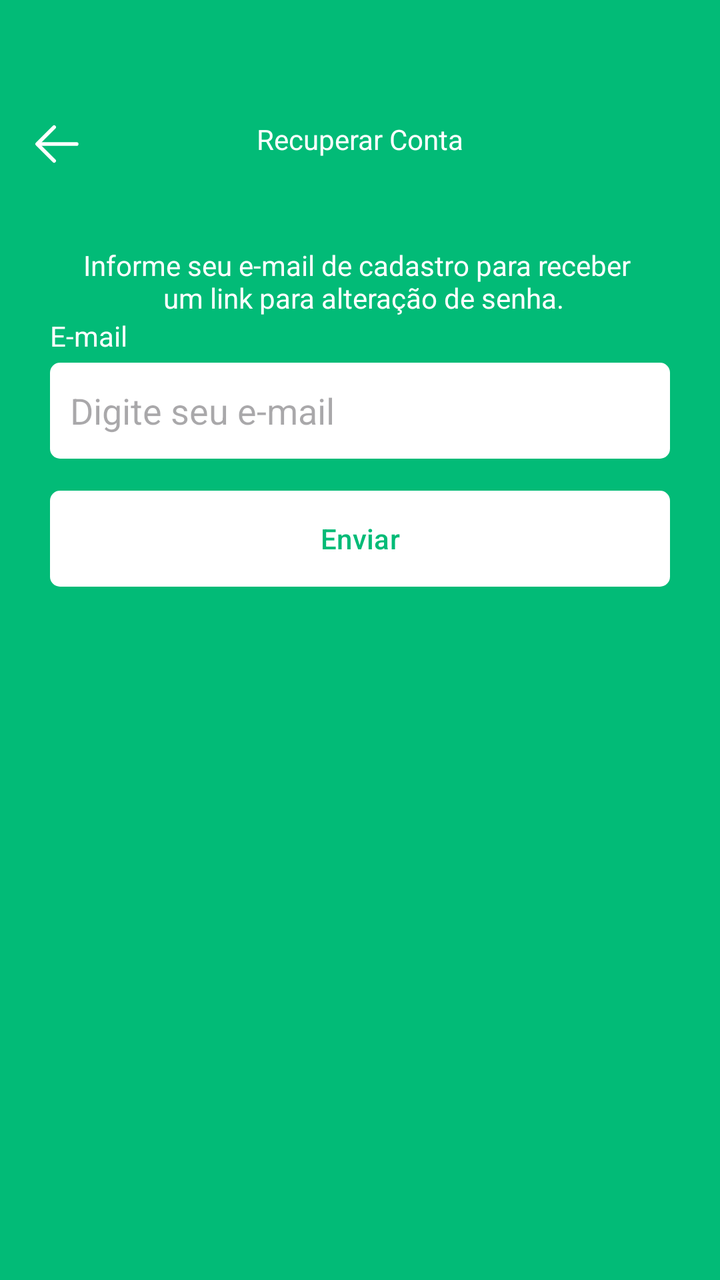
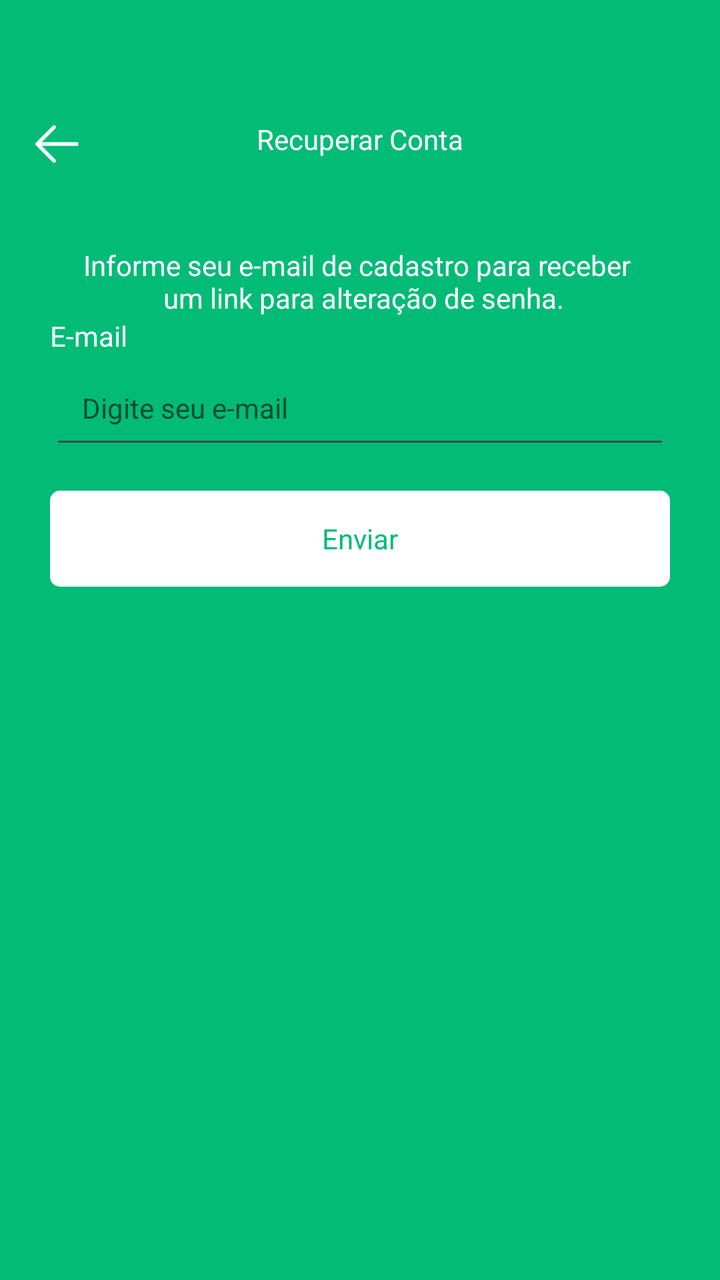

Two renders of the same Android screen: before a commit and after it. Below are the layout's source before the change and the commit's diff.
<!-- AndroidManifest.xml: application theme Theme.Task -->
<!-- res/layout/fragment_recover_account.xml -->
<?xml version="1.0" encoding="utf-8"?>
<ScrollView xmlns:android="http://schemas.android.com/apk/res/android"
    xmlns:tools="http://schemas.android.com/tools"
    android:layout_width="match_parent"
    android:layout_height="match_parent"
    xmlns:app="http://schemas.android.com/apk/res-auto"
    android:fillViewport="true"
    tools:context=".ui.auth.RecoverAccountFragment">

    <LinearLayout
        android:layout_width="match_parent"
        android:layout_height="wrap_content"
        android:orientation="vertical">

        <com.google.android.material.appbar.MaterialToolbar
            android:layout_width="match_parent"
            android:layout_height="wrap_content"
            android:id="@+id/toolbar"
            app:navigationIcon="@drawable/ic_back"
            android:paddingTop="40dp">
            <TextView
                android:layout_width="wrap_content"
                android:layout_height="wrap_content"
                android:text="Recuperar Conta"
                android:textColor="@color/white"
                android:layout_gravity="center_horizontal"
                android:padding="20dp"/>
        </com.google.android.material.appbar.MaterialToolbar>

        <LinearLayout
            android:id="@+id/LinearLayout2"
            android:layout_width="match_parent"
            android:layout_height="wrap_content"
            android:orientation="vertical"
            android:layout_marginHorizontal="25dp">

            <TextView
                android:layout_width="match_parent"
                android:layout_height="wrap_content"
                android:id="@+id/textViewMensagem"
                android:textColor="@color/white"
                android:textAlignment="center"
                android:layout_marginTop="24dp"
                android:text="Informe seu e-mail de cadastro para receber \n um link para alteração de senha."/>

            <TextView
                android:layout_width="wrap_content"
                android:layout_height="wrap_content"
                android:text="E-mail"
                android:textColor="@color/white"/>

            <EditText
                android:layout_width="match_parent"
                android:layout_height="48dp"
                android:hint="Digite seu e-mail"
                android:id="@+id/digiteEmail"
                android:inputType="textEmailAddress"
                android:padding="10dp"
                android:layout_marginTop="4dp"
                android:background="@drawable/bg_edit_text"/>


            <com.google.android.material.button.MaterialButton
                android:layout_width="match_parent"
                android:layout_height="wrap_content"
                android:text="Enviar"
                android:id="@+id/btnRegistrar"
                android:textColor="@color/color_default"
                app:backgroundTint="@null"
                android:background="@drawable/bg_btn"
                android:layout_marginTop="16dp"
                />
            <ProgressBar
                android:layout_width="wrap_content"
                android:layout_height="wrap_content"
                android:layout_marginTop="8dp"
                android:indeterminateTint="@color/white"
                android:layout_gravity="center"/>
        </LinearLayout>
    </LinearLayout>

</ScrollView>
<!-- resources referenced by this layout -->
<resources>
  <color name="color_default">#02BB77</color>
  <color name="white">#FFFFFFFF</color>
  <!-- drawable bg_btn (drawable) -->
  <?xml version="1.0" encoding="utf-8"?>
  <shape xmlns:android="http://schemas.android.com/apk/res/android"
      android:shape="rectangle">
  
      <solid android:color="@color/white"/>
      <corners android:radius="5dp"/>
  </shape>
  <!-- drawable bg_edit_text (drawable) -->
  <?xml version="1.0" encoding="utf-8"?>
  <shape xmlns:android="http://schemas.android.com/apk/res/android"
      android:shape="rectangle">
      <solid android:color="@color/white"/>
      <corners android:radius="5dp"/>
  </shape>
  <!-- drawable ic_back (drawable) -->
  <vector xmlns:android="http://schemas.android.com/apk/res/android" android:height="30dp" android:viewportHeight="1024" android:viewportWidth="1024" android:width="30dp">
        
      <path android:fillColor="#FFFFFF" android:pathData="M224,480h640a32,32 0,1 1,0 64H224a32,32 0,0 1,0 -64z"/>
        
      <path android:fillColor="#FFFFFF" android:pathData="m237.2,512 l265.4,265.3a32,32 0,0 1,-45.3 45.3l-288,-288a32,32 0,0 1,0 -45.3l288,-288a32,32 0,1 1,45.3 45.3L237.2,512z"/>
      
  </vector>
  <style name="Theme.Task" parent="Base.Theme.Task" />
  <style name="Base.Theme.Task" parent="Theme.Material3.DayNight.NoActionBar">
          
          
          <item name="android:windowBackground">@color/color_default</item>
          <item name="colorPrimary">@color/color_default</item>
          <item name="colorPrimaryVariant">@color/color_default</item>
      </style>
</resources>

<!-- the commit's change to res/layout/fragment_recover_account.xml (unified diff, before → after) -->
@@ -21,7 +21,7 @@
             <TextView
                 android:layout_width="wrap_content"
                 android:layout_height="wrap_content"
-                android:text="Recuperar Conta"
+                android:text="@string/recuperar_conta"
                 android:textColor="@color/white"
                 android:layout_gravity="center_horizontal"
                 android:padding="20dp"/>
@@ -41,33 +41,32 @@
                 android:textColor="@color/white"
                 android:textAlignment="center"
                 android:layout_marginTop="24dp"
-                android:text="Informe seu e-mail de cadastro para receber \n um link para alteração de senha."/>
+                android:text="@string/informe_seu_e_mail_de_cadastro_para_receber_n_um_link_para_altera_o_de_senha"/>
 
             <TextView
                 android:layout_width="wrap_content"
                 android:layout_height="wrap_content"
-                android:text="E-mail"
+                android:text="@string/e_mail"
                 android:textColor="@color/white"/>
 
             <EditText
                 android:layout_width="match_parent"
                 android:layout_height="48dp"
-                android:hint="Digite seu e-mail"
+                android:hint="@string/digite_seu_e_mail"
                 android:id="@+id/digiteEmail"
                 android:inputType="textEmailAddress"
-                android:padding="10dp"
+                style="@style/EditTextTheme"
                 android:layout_marginTop="4dp"
-                android:background="@drawable/bg_edit_text"/>
+                />
 
 
             <com.google.android.material.button.MaterialButton
                 android:layout_width="match_parent"
                 android:layout_height="wrap_content"
-                android:text="Enviar"
+                android:text="@string/enviar"
                 android:id="@+id/btnRegistrar"
-                android:textColor="@color/color_default"
                 app:backgroundTint="@null"
-                android:background="@drawable/bg_btn"
+                style="@style/ButtonTheme"
                 android:layout_marginTop="16dp"
                 />
             <ProgressBar
<!-- resource entries referenced after the edit -->
@@ -1,19 +1,15 @@
 <!-- resources referenced by this layout -->
 <resources>
   <color name="color_default">#02BB77</color>
+  <style name="bottomSheetDialogWrapper" parent="Widget.Design.BottomSheet.Modal">
+          <item name="android:background">@android:color/transparent</item>
+      </style>
   <color name="white">#FFFFFFFF</color>
   <!-- drawable bg_btn (drawable) -->
   <?xml version="1.0" encoding="utf-8"?>
   <shape xmlns:android="http://schemas.android.com/apk/res/android"
       android:shape="rectangle">
   
-      <solid android:color="@color/white"/>
-      <corners android:radius="5dp"/>
-  </shape>
-  <!-- drawable bg_edit_text (drawable) -->
-  <?xml version="1.0" encoding="utf-8"?>
-  <shape xmlns:android="http://schemas.android.com/apk/res/android"
-      android:shape="rectangle">
       <solid android:color="@color/white"/>
       <corners android:radius="5dp"/>
   </shape>
@@ -25,6 +21,22 @@
       <path android:fillColor="#FFFFFF" android:pathData="m237.2,512 l265.4,265.3a32,32 0,0 1,-45.3 45.3l-288,-288a32,32 0,0 1,0 -45.3l288,-288a32,32 0,1 1,45.3 45.3L237.2,512z"/>
       
   </vector>
+  <string name="digite_seu_e_mail">Digite seu e-mail</string>
+  <string name="e_mail">E-mail</string>
+  <string name="enviar">Enviar</string>
+  <string name="informe_seu_e_mail_de_cadastro_para_receber_n_um_link_para_altera_o_de_senha">Informe seu e-mail de cadastro para receber \n um link para alteração de senha.</string>
+  <string name="recuperar_conta">Recuperar Conta</string>
+  <style name="ButtonTheme" parent="Theme.MaterialComponents.DayNight.NoActionBar">
+          <item name="android:background">@drawable/bg_btn</item>
+          <item name="android:textAllCaps">false</item>
+          <item name="android:textColor">@color/color_default</item>
+          <item name="backgroundTint">@null</item>
+      </style>
+  <style name="EditTextTheme" parent="Theme.MaterialComponents.DayNight.NoActionBar">
+          <item name="bottomSheetStyle">@style/bottomSheetDialogWrapper</item>
+          <item name="android:padding">16dp</item>
+          <item name="android:textSize">14sp</item>
+      </style>
   <style name="Theme.Task" parent="Base.Theme.Task" />
   <style name="Base.Theme.Task" parent="Theme.Material3.DayNight.NoActionBar">
           
